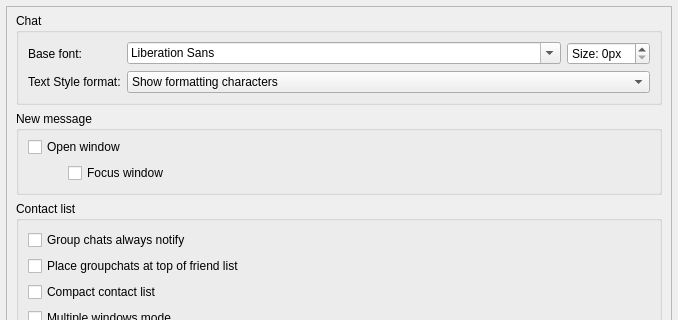
The window that src/widget/form/settings/userinterfacesettings.ui (qTox/qTox) describes before a commit, drawn with Qt 5; both pictures show x 0 to 678 and y 0 to 320 of the 678 by 810 pixel window.
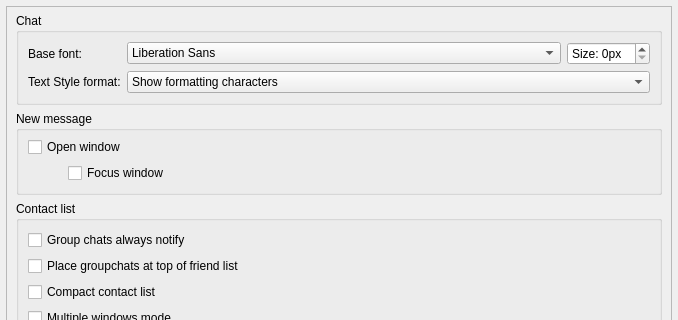
The same window after the commit. Custom widgets are drawn as their Qt base class.

Commit message:
fix(font): Made the font combobox not editable.
There is no need for the user to be able to type into this combobox.

Diff of the .ui file:
```diff
--- a/src/widget/form/settings/userinterfacesettings.ui
+++ b/src/widget/form/settings/userinterfacesettings.ui
@@ -81,7 +81,11 @@
           <item row="0" column="1">
            <layout class="QHBoxLayout" name="horizontalLayout_5">
             <item>
-             <widget class="QFontComboBox" name="txtChatFont"/>
+             <widget class="QFontComboBox" name="txtChatFont">
+              <property name="editable">
+               <bool>false</bool>
+              </property>
+             </widget>
             </item>
             <item>
              <widget class="QSpinBox" name="txtChatFontSize">
```
